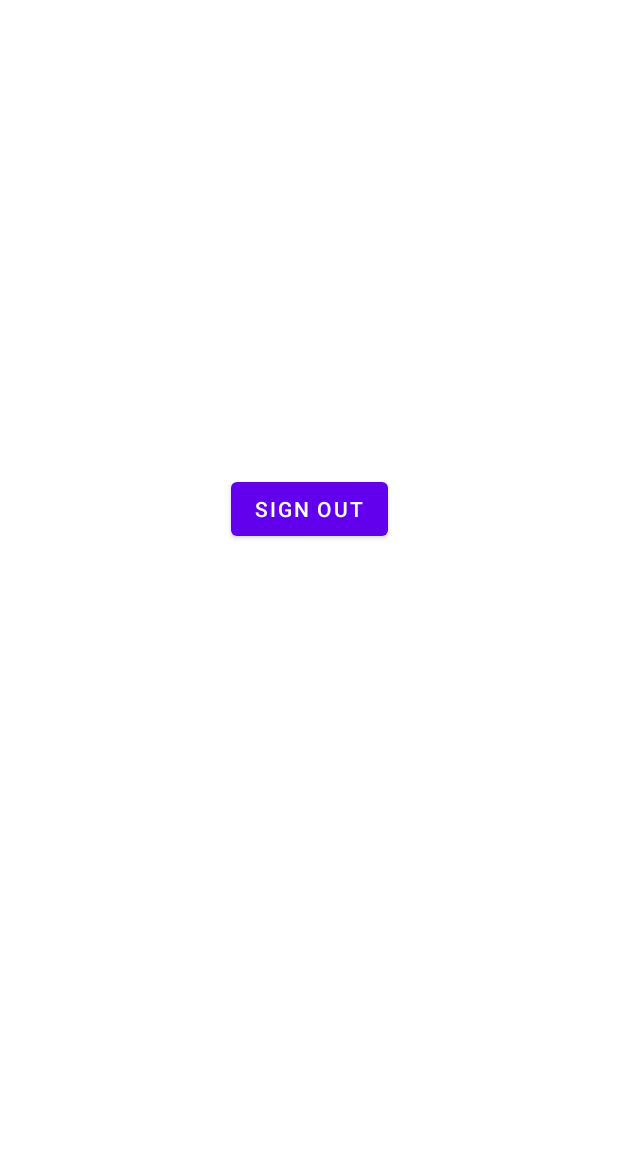
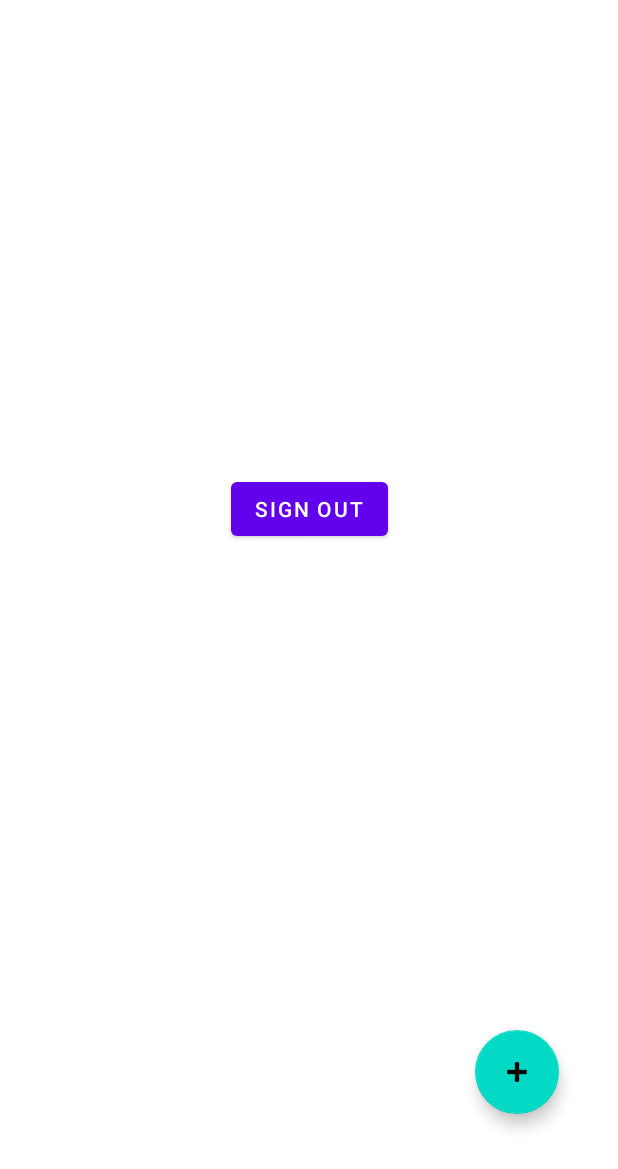
Before and after one commit to ErielVasan/DailyMissions, an Android app: the MissionsActivity screen opened directly, with no data from a screen before it, on a phone screen of 412 x 824 dp. Shown: the top 1169 px of the screen. Run offline under Robolectric (Android 15) with nearby library versions, the phone set to English and light mode, and no system bars; our stand-ins replace Firebase (no records; nobody signed in at launch, a user with empty details on screens opened directly).

Commit message:
FloatingActionButton
Added floating action button to missions activity

```diff
--- a/app/src/main/res/layout/activity_missions.xml
+++ b/app/src/main/res/layout/activity_missions.xml
@@ -19,4 +19,23 @@
         app:layout_constraintEnd_toEndOf="parent"
         app:layout_constraintStart_toStartOf="parent"
         app:layout_constraintTop_toTopOf="parent" />
+
+    <com.google.android.material.floatingactionbutton.FloatingActionButton
+        android:id="@+id/floatingActionButton3"
+        android:layout_width="wrap_content"
+        android:layout_height="wrap_content"
+        android:layout_marginStart="316dp"
+        android:layout_marginLeft="316dp"
+        android:layout_marginTop="640dp"
+        android:layout_marginEnd="39dp"
+        android:layout_marginRight="39dp"
+        android:layout_marginBottom="35dp"
+        android:clickable="true"
+        app:layout_constraintBottom_toBottomOf="parent"
+        app:layout_constraintEnd_toEndOf="parent"
+        app:layout_constraintStart_toStartOf="parent"
+        app:layout_constraintTop_toTopOf="parent"
+        app:srcCompat="@android:drawable/ic_input_add"
+        android:focusable="true"
+        android:contentDescription="add" />
 </androidx.constraintlayout.widget.ConstraintLayout>
```
